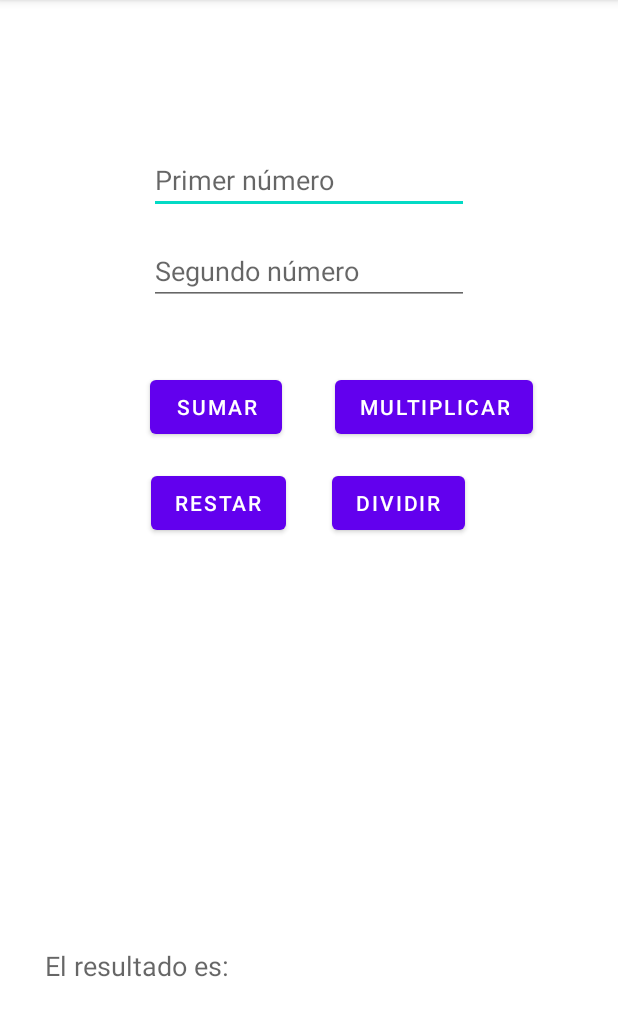
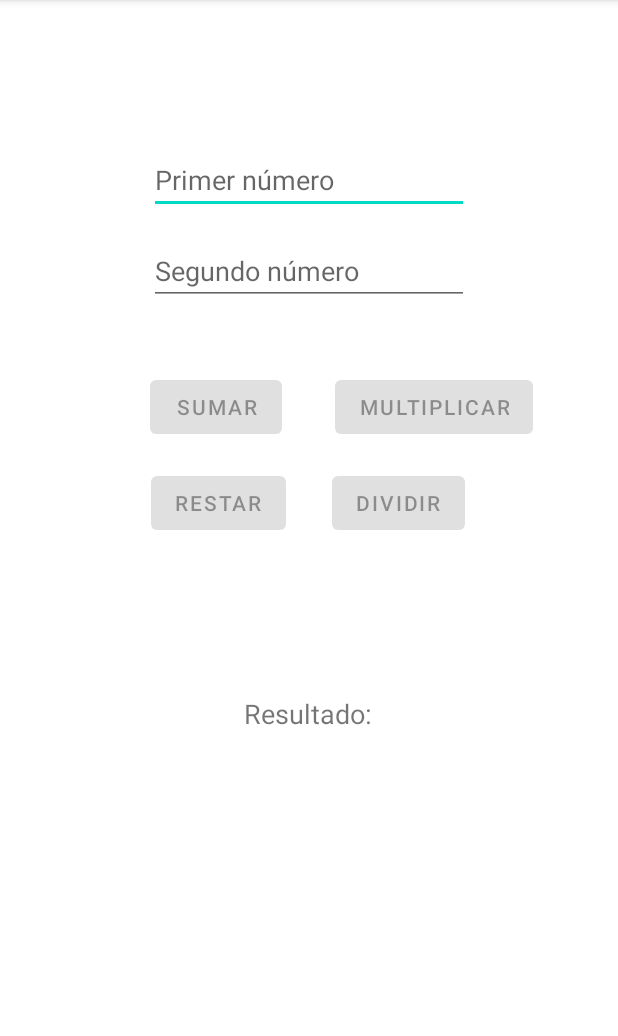
Before and after one commit to modoroot/Calc, an Android app: the screen it shows after launch (MainActivity), on a phone screen of 412 x 824 dp, the part 84-1120 px from its top. Run offline under Robolectric (Android 15) with nearby library versions, the phone set to English and light mode, and no system bars.

Commit message:
botones finos finos

```diff
--- a/app/src/main/java/com/example/sumador/MainActivity.java
+++ b/app/src/main/java/com/example/sumador/MainActivity.java
@@ -2,14 +2,18 @@ package com.example.sumador;
 
 import androidx.appcompat.app.AppCompatActivity;
 
-import android.annotation.SuppressLint;
+
 import android.app.AlertDialog;
 import android.os.Bundle;
+import android.text.Editable;
+import android.text.TextWatcher;
 import android.view.View;
+import android.widget.Button;
 import android.widget.EditText;
 import android.widget.TextView;
 
 import java.text.DecimalFormat;
+
 
 /**
  * Clase main de Calc donde se contienen los métodos que harán funcionar
@@ -22,17 +26,47 @@ public class MainActivity extends AppCompatActivity {
     EditText et1;
     EditText et2;
     TextView tv1;
+    Button btnSuma;
+    Button btnResta;
+    Button btnMultiplicacion;
+    Button btnDivision;
 
     @Override
     protected void onCreate(Bundle savedInstanceState) {
         super.onCreate(savedInstanceState);
         setContentView(R.layout.activity_main);
 
-        et1=findViewById(R.id.numUno);
-        et2=findViewById(R.id.numDos);
-        tv1=findViewById(R.id.result);
+        et1 = findViewById(R.id.numUno);
+        et2 = findViewById(R.id.numDos);
+        tv1 = findViewById(R.id.result);
+        btnSuma = findViewById(R.id.sumarBt);
+        btnResta = findViewById(R.id.restarBt);
+        btnMultiplicacion = findViewById(R.id.multiBt);
+        btnDivision = findViewById(R.id.divisionBt);
+        et1.addTextChangedListener(textWatcher);
+        et2.addTextChangedListener(textWatcher);
     }
+    private TextWatcher textWatcher = new TextWatcher() {
+        @Override
+        public void beforeTextChanged(CharSequence charSequence, int i, int i1, int i2) {
 
+        }
+
+        @Override
+        public void onTextChanged(CharSequence charSequence, int i, int i1, int i2) {
+                String numUnoInput = et1.getText().toString().trim();
+                String numDosInput = et2.getText().toString().trim();
+                btnSuma.setEnabled(!numUnoInput.isEmpty() && !numDosInput.isEmpty());
+                btnResta.setEnabled(!numUnoInput.isEmpty() && !numDosInput.isEmpty());
+                btnMultiplicacion.setEnabled(!numUnoInput.isEmpty() && !numDosInput.isEmpty());
+                btnDivision.setEnabled(!numUnoInput.isEmpty() && !numDosInput.isEmpty());
+        }
+
+        @Override
+        public void afterTextChanged(Editable editable) {
+
+        }
+    };
     /**
      * Método que controla las sumas en la calculadora
      * @param view
@@ -74,7 +108,6 @@ public class MainActivity extends AppCompatActivity {
      * @param view
      */
     public void multiplicar(View view) {
-
         // Obtenemos los números
         double n1=Double.parseDouble(et1.getText().toString());
         double n2=Double.parseDouble(et2.getText().toString());
--- a/app/src/main/res/layout/activity_main.xml
+++ b/app/src/main/res/layout/activity_main.xml
@@ -12,6 +12,7 @@
         android:layout_width="wrap_content"
         android:layout_height="wrap_content"
         android:layout_marginTop="44dp"
+        android:enabled="false"
         android:onClick="sumar"
         android:text="Sumar"
         app:layout_constraintEnd_toEndOf="parent"
@@ -24,6 +25,7 @@
         android:layout_width="wrap_content"
         android:layout_height="wrap_content"
         android:layout_marginTop="44dp"
+        android:enabled="false"
         android:onClick="multiplicar"
         android:text="Multiplicar"
         app:layout_constraintEnd_toEndOf="parent"
@@ -36,6 +38,7 @@
         android:layout_width="wrap_content"
         android:layout_height="wrap_content"
         android:layout_marginTop="108dp"
+        android:enabled="false"
         android:onClick="restar"
         android:text="Restar"
         app:layout_constraintEnd_toEndOf="parent"
@@ -48,6 +51,7 @@
         android:layout_width="wrap_content"
         android:layout_height="wrap_content"
         android:layout_marginTop="108dp"
+        android:enabled="false"
         android:onClick="dividir"
         android:text="Dividir"
         app:layout_constraintEnd_toEndOf="parent"
@@ -62,7 +66,7 @@
         android:layout_marginTop="97dp"
         android:ems="10"
         android:hint="Primer número "
-        android:inputType="number"
+        android:inputType="number|numberDecimal"
         app:layout_constraintEnd_toEndOf="parent"
         app:layout_constraintStart_toStartOf="parent"
         app:layout_constraintTop_toTopOf="parent" />
@@ -74,7 +78,7 @@
         android:layout_marginTop="15dp"
         android:ems="10"
         android:hint="Segundo número"
-        android:inputType="number"
+        android:inputType="number|numberDecimal"
         app:layout_constraintEnd_toEndOf="parent"
         app:layout_constraintStart_toStartOf="parent"
         app:layout_constraintTop_toBottomOf="@+id/numUno" />
@@ -83,11 +87,11 @@
         android:id="@+id/result"
         android:layout_width="wrap_content"
         android:layout_height="wrap_content"
-        android:layout_marginTop="336dp"
-        android:hint="El resultado es: "
+        android:layout_marginTop="168dp"
+        android:text="Resultado:"
         android:textSize="18sp"
         app:layout_constraintEnd_toEndOf="parent"
-        app:layout_constraintHorizontal_bias="0.105"
+        app:layout_constraintHorizontal_bias="0.498"
         app:layout_constraintStart_toStartOf="parent"
         app:layout_constraintTop_toBottomOf="@+id/sumarBt" />
 </androidx.constraintlayout.widget.ConstraintLayout>
```
